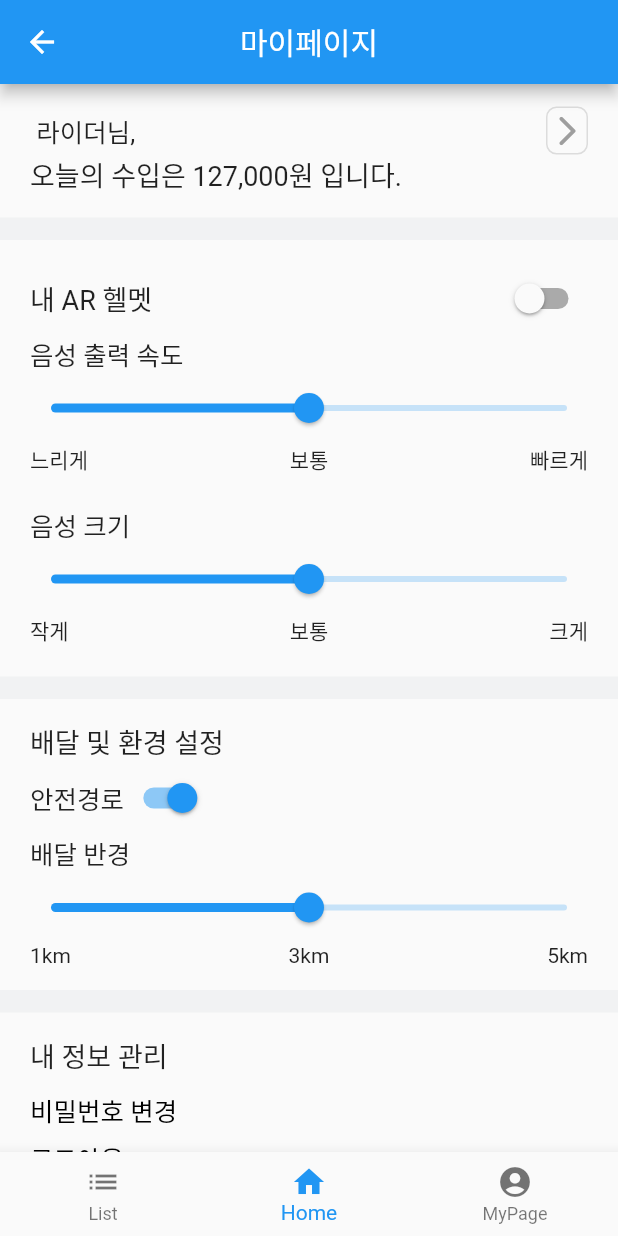
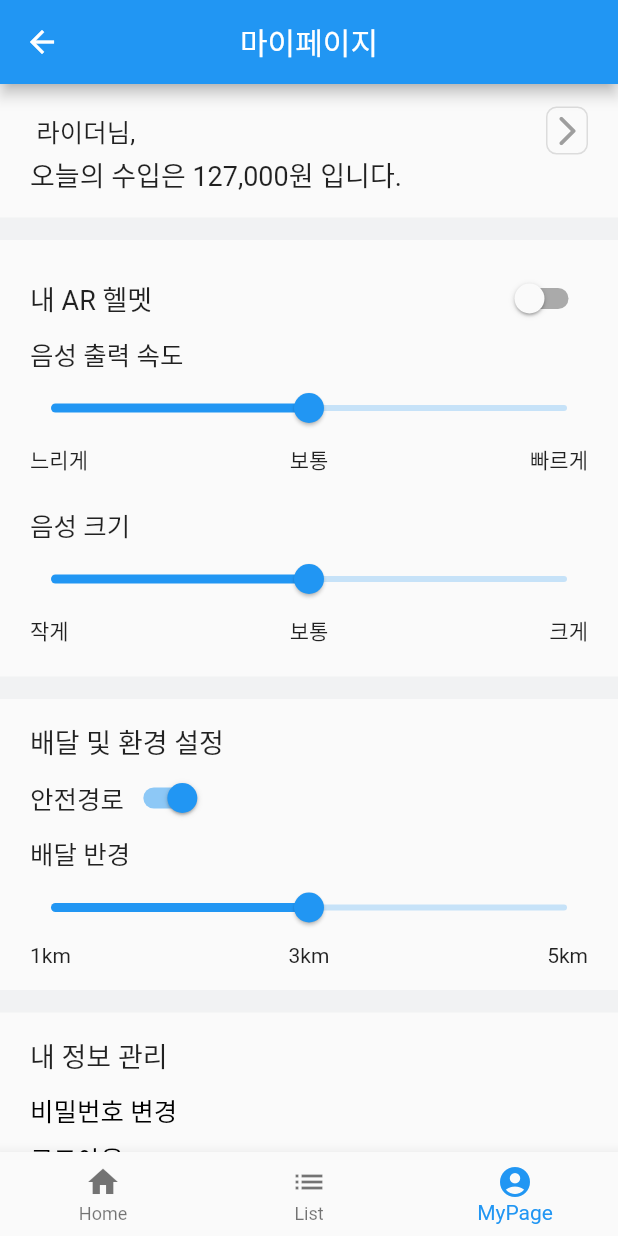
Before and after one commit to Wise-eun/Narda, a Flutter app: the MyPageScreen screen opened directly with empty values, on a phone screen of 412 x 824 dp. Run offline on Flutter 3.47's test engine with Material 2 defaults, Android fonts, the phone set to English and light mode, and no system bars; drawn by our look-alikes of syncfusion_flutter_sliders; our stand-ins replace cloud_firestore, firebase_auth, firebase_core, fluttertoast, geocoding, geolocator and 3 more; missing offline and left inert: flutter_naver_map, kakao_flutter_sdk_navi, kakaomap_webview, naver_map_plugin; accounts and stored records are empty; network calls fail.

Commit message:
[Feat] 네비게이션바 선택시, 색상변경

```diff
--- a/lib/menu_bottom.dart
+++ b/lib/menu_bottom.dart
@@ -1,53 +1,103 @@
+import 'dart:io';
+
 import 'package:flutter/material.dart';
 import 'package:speelow/main_screen.dart';
 import 'mypage_screen.dart';
 import 'order_list.dart';
 
-int _selectedIndex = 1;
+enum TabItem {home,list,mypage}
+const Map<TabItem, int> tabIdx = {
+  TabItem.home: 0,
+  TabItem.list: 1,
+  TabItem.mypage: 2,
+};
 
-class MenuBottom extends StatelessWidget {
-  const MenuBottom({Key? key, required this.userId}) : super(key: key);
+List<BottomNavigationBarItem> navbarItems = [
+  BottomNavigationBarItem(
+    icon: Icon(Icons.home),
+    label: 'Home',
+  ),
+  BottomNavigationBarItem(
+    icon: Icon(Icons.list),
+    label: 'List',
+  ),
+  BottomNavigationBarItem(
+    icon: Icon(Icons.account_circle_rounded),
+    label: 'MyPage',
+  ),
+
+];
+
+class MenuBottom extends StatefulWidget {
+  const MenuBottom({Key? key, required this.userId, required this.tabItem}) : super(key: key);
   final String userId;
+final TabItem tabItem;
+  @override
+  _MenuBottomState createState() => _MenuBottomState();
+}
+
+class _MenuBottomState extends State<MenuBottom> {
+
+  int _selectedIndex = 0;
+
+  @override
+  void initState() {
+    // TODO: implement initState
+    super.initState();
+  }
+
 
   void _onItemTapped(int idx){
-    setState(){
+    setState((){
       _selectedIndex = idx;
+    });
   }
-  }
+
+
 
   @override
   Widget build(BuildContext context) {
+    _selectedIndex = widget.tabItem.index;
     return BottomNavigationBar(
-        items: const[
-          BottomNavigationBarItem(icon: Icon(Icons.list), label:'List'),
-          BottomNavigationBarItem(icon: Icon(Icons.home), label:'Home'),
-          BottomNavigationBarItem(icon: Icon(Icons.account_circle_rounded), label:'MyPage')
+      items: [
+        _buildItem(TabItem.home),
+        _buildItem(TabItem.list),
+        _buildItem(TabItem.mypage)
       ],
       currentIndex: _selectedIndex,
       onTap: (int index)
       {
+        TabItem.values[index];
+        _onItemTapped(index);
         switch(index){
           case 0:
             Navigator.push(
               context,
-                MaterialPageRoute(builder: (context) =>  ListviewPage(userId: userId)),
+              MaterialPageRoute(builder: (context) =>  MainScreen(userId: widget.userId,)),
             );
             break;
           case 1:
             Navigator.push(
               context,
-                MaterialPageRoute(builder: (context) =>  MainScreen(userId: userId,)),
+              MaterialPageRoute(builder: (context) =>  ListviewPage(userId: widget.userId)),
             );
             break;
           case 2:
             Navigator.push(
               context,
-                MaterialPageRoute(builder: (context) =>  MyPageScreen(userId: userId)),
+              MaterialPageRoute(builder: (context) =>  MyPageScreen(userId: widget.userId)),
             );
             break;
         };
-          _onItemTapped(index);
+
+
 
       },);
   }
+
+BottomNavigationBarItem _buildItem(TabItem tabItem){
+    return navbarItems[tabIdx[tabItem]!];
+
 }
+
+}
--- a/lib/mypage_screen.dart
+++ b/lib/mypage_screen.dart
@@ -64,7 +64,7 @@ class _MyPageScreenState extends State<MyPageScreen> {
   Widget build(BuildContext context) {
     final mediaQuery = MediaQuery.of(context);
     return Scaffold(
-        bottomNavigationBar: MenuBottom(userId: widget.userId),
+        bottomNavigationBar: MenuBottom(userId: widget.userId, tabItem: TabItem.mypage),
         appBar: AppBar(
           title: Text('마이페이지'),
           centerTitle: true,
--- a/lib/order_detail.dart
+++ b/lib/order_detail.dart
@@ -152,7 +152,7 @@ class _OrderDetailScreenState extends State<OrderDetailScreen> {
     final mapSize =
         Size(mediaQuery.size.width - 32, mediaQuery.size.height - 72);
     return Scaffold(
-        bottomNavigationBar: MenuBottom(userId: (widget.orderId).toString()),
+
         body: Scrollbar(
             controller: _scrollController,
             isAlwaysShown: true,
--- a/lib/order_list.dart
+++ b/lib/order_list.dart
@@ -113,7 +113,7 @@ class _ListviewPageState extends State<ListviewPage> {
     return CupertinoPageScaffold(
       navigationBar: _navigationBar,
       child: Scaffold(
-        bottomNavigationBar: MenuBottom(userId: widget.userId),
+        bottomNavigationBar: MenuBottom(userId: widget.userId, tabItem: TabItem.list ),
         body: Column(children: <Widget>[
           const SizedBox(
             height: 10,
```
Also changed, not shown: lib/main_screen.dart (+16 -1 lines). Lines whose indentation alone changed are shown as unchanged.
